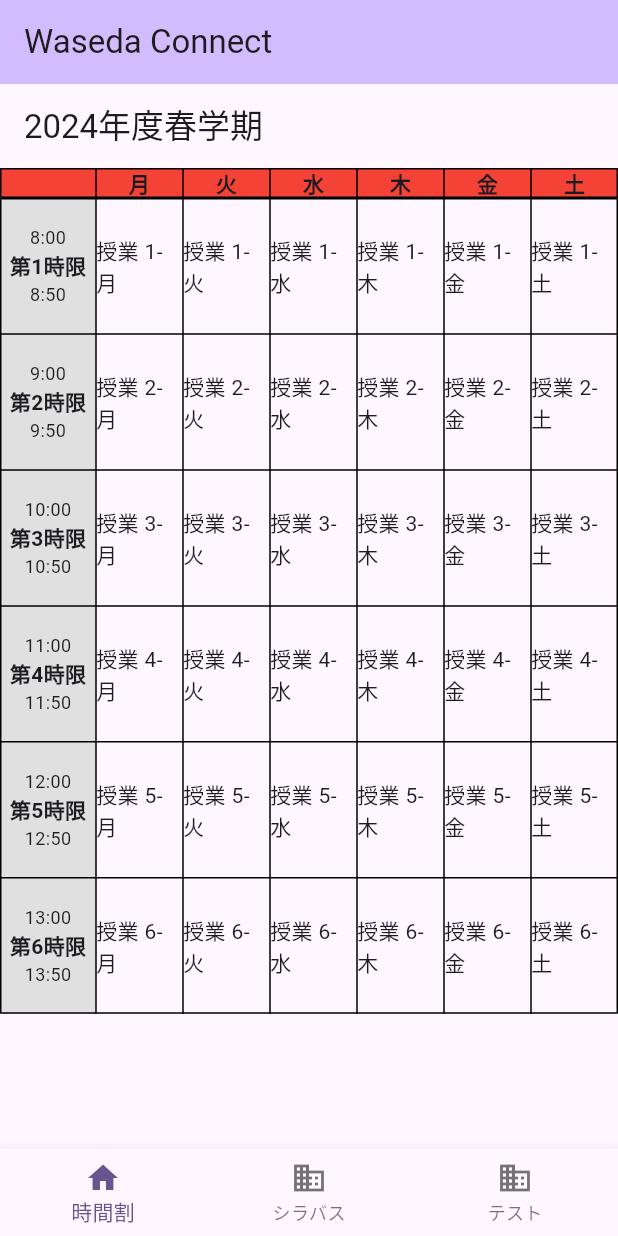
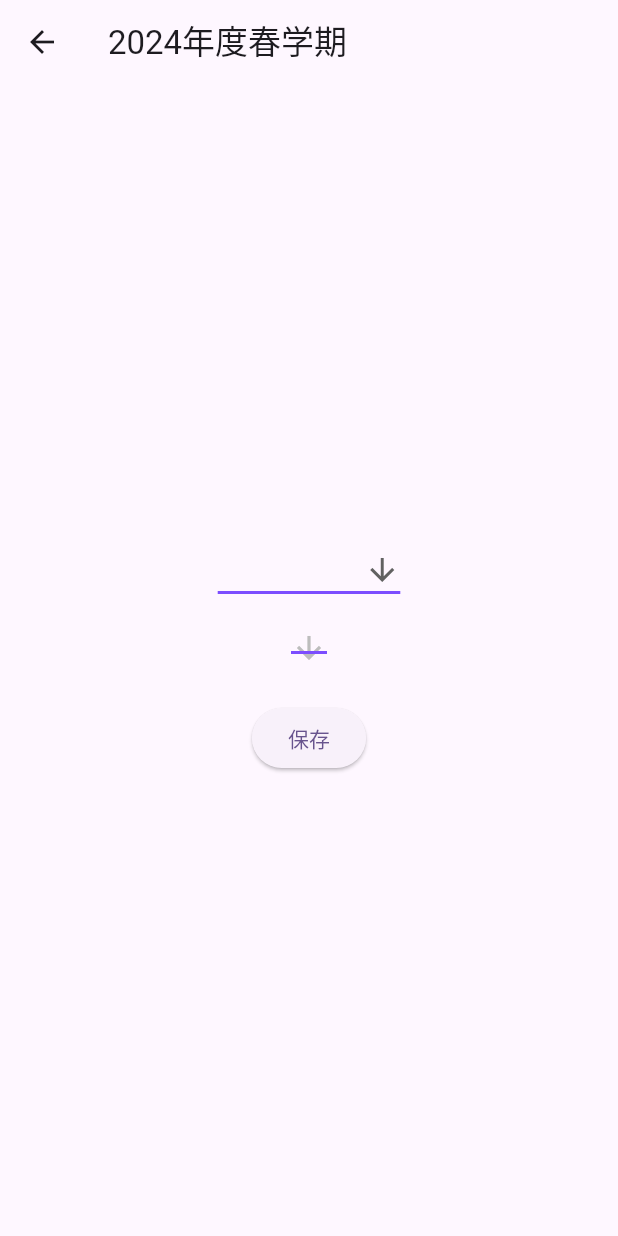
Before and after one commit to wasedaconnect/waseda_connect, a Flutter app: the screen it shows after launch, on a phone screen of 412 x 824 dp. Run offline on Flutter 3.47's test engine with Material 3 defaults, Android fonts, the phone set to English and light mode, and no system bars; our stand-ins replace shared_preferences, sqflite; missing offline and left inert: ulid; accounts and stored records are empty.

Commit message:
Task-dai-2-input-presonal-informaition

```diff
--- /dev/null
+++ b/lib/components/ListForm.dart
@@ -0,0 +1,71 @@
+import 'package:flutter/material.dart';
+
+class ListForm extends StatefulWidget {
+  //動的ウィジェットを作成。
+  final List<String>? items;
+  final String? selectedItem;
+  //この中では変数に入力することができない
+  final Function(String?)? onSelected; // コールバック関数を追加
+
+  const ListForm(
+      {Key? key,
+      required this.items,
+      required this.selectedItem,
+      this.onSelected})
+      : super(key: key); //ここに引数を入力
+
+  @override
+  _ListFormState createState() => _ListFormState();
+}
+
+class _ListFormState extends State<ListForm> {
+  String? _selectedItem; //変更しうる変数のみインスタンス内で定義
+
+  @override //initSateの動作を行いつつ、新しく初期化メソッドを追加。
+  void initState() {
+    super.initState();
+    // 初期選択アイテムを設定
+    _selectedItem = widget.selectedItem;
+  }
+
+  @override
+
+  ///親ウィジェットの変更を同期。
+  void didUpdateWidget(covariant ListForm oldWidget) {
+    super.didUpdateWidget(oldWidget);
+    // 外部からselectedItemが更新された場合、内部状態も更新する
+    if (widget.selectedItem != oldWidget.selectedItem) {
+      setState(() {
+        _selectedItem = widget.selectedItem;
+      });
+    }
+  }
+
+  @override //プルダウン付きフォーム。可変にしてもいい。
+  Widget build(BuildContext context) {
+    return DropdownButton<String>(
+      value: _selectedItem,
+      icon: const Icon(Icons.arrow_downward),
+      elevation: 16,
+      style: const TextStyle(color: Colors.deepPurple),
+      underline: Container(
+        height: 2,
+        color: Colors.deepPurpleAccent,
+      ),
+      onChanged: (String? newValue) {
+        setState(() {
+          _selectedItem = newValue;
+        });
+        if (widget.onSelected != null) {
+          widget.onSelected!(newValue); // コールバック関数を呼び出す
+        }
+      },
+      items: widget.items?.map<DropdownMenuItem<String>>((String value) {
+        return DropdownMenuItem<String>(
+          value: value,
+          child: Text(value),
+        );
+      }).toList(),
+    );
+  }
+}
--- /dev/null
+++ b/lib/constants/Dict.dart
@@ -0,0 +1,110 @@
+Map<String, String> gradesDict = {
+  '1': '1年生',
+  '2': '2年生',
+  '3': '3年生',
+  '4': '4年生',
+};
+Map<String, List<String>> wasedaFacultiesAndDepartmentsDict = {
+  '政治経済学部': [
+    '政治学科',
+    '経済学科',
+    '国際政治経済学科',
+  ],
+  '法学部': [
+    '法学科',
+  ],
+  '教育学部': [
+    '教育学科',
+    '初等教育学専攻',
+    '国語国文学科',
+    '英語英文学科',
+    '社会科',
+    '理学科',
+    '複合文化学科',
+  ],
+  '商学部': [
+    '経営トラック',
+    '会計トラック',
+    'マーケティングトラック',
+    'ファイナンストラック',
+    '保険・リスクマネジメントトラック',
+    'ビジネスエコノミクストラック',
+  ],
+  '社会科学部': [
+    '社会科学科',
+  ],
+  '国際教養学部': [
+    '国際教養学科',
+  ],
+  '文化構想学部': [
+    '文化構想学科',
+    '多元文化論系',
+    '複合文化論系',
+    '表象・メディア論系',
+    '文芸・ジャーナリズム論系',
+    '現代人間論系',
+    '社会構築論系',
+  ],
+  '文学部': [
+    '文学科',
+    '哲学コース',
+    '東洋哲学コース',
+    '心理学コース',
+    '社会学コース',
+    '教育学コース',
+    '日本語日本文学コース',
+    '中国語中国文学コース',
+    '英文学コース',
+    'フランス語フランス文学コース',
+    'ドイツ語ドイツ文学コース',
+    'ロシア語ロシア文学コース',
+    '演劇映像コース',
+    '美術史コース',
+    '日本史コース',
+    'アジア史コース',
+    '西洋史コース',
+    '考古学コース',
+    '中東・イスラーム研究コース',
+  ],
+  '基幹理工学部': [
+    '数学科',
+    '応用数理学科',
+    '機械科学・航空宇宙学科',
+    '電子物理システム学科',
+    '情報理工学科',
+    '情報通信学科',
+    '表現工学科',
+  ],
+  '創造理工学部': [
+    '建築学科',
+    '総合機械工学科',
+    '経営システム工学科',
+    '社会環境工学科',
+    '環境資源工学科',
+  ],
+  '先進理工学部': [
+    '物理学科',
+    '応用物理学科',
+    '化学・生命化学科',
+    '応用化学科',
+    '生命医科学科',
+    '電気・情報生命工学科',
+  ],
+  '人間科学部': [
+    '人間環境科学科',
+    '健康福祉科学科',
+    '人間情報科学科',
+  ],
+  'スポーツ科学部': [
+    'スポーツ科学科',
+    'スポーツ医科学コース',
+    '健康スポーツコース',
+    'トレーナーコース',
+    'スポーツコーチングコース',
+    'スポーツビジネスコース',
+    'スポーツ文化コース',
+  ],
+};
+List<String> weekdays = ['月', '火', '水', '木', '金', '土'];
+final startTime = ['8:00', '9:00', '10:00', '11:00', '12:00', '13:00'];
+final endTime = ['8:50', '9:50', '10:50', '11:50', '12:50', '13:50'];
--- a/lib/main.dart
+++ b/lib/main.dart
@@ -2,6 +2,8 @@ import 'package:flutter/material.dart';
 import 'Screen/Syllabus/Syllabus.dart';
 import 'Screen/TimeTable/TimeTable.dart';
 import 'Screen/Test.dart';
+import 'package:shared_preferences/shared_preferences.dart';
+import 'Screen/Tutorial/Tutorial.dart';
 // 必要なページをimportします。例: Syllabus.dart
 
 void main() {
@@ -34,6 +36,22 @@ class MyHomePage extends StatefulWidget {
 class _MyHomePageState extends State<MyHomePage> {
   int _selectedIndex = 0;
 
+  @override
+  void initState() {
+    super.initState();
+    _checkAndShowTutorial();
+  }
+
+  Future<void> _checkAndShowTutorial() async {
+    final prefs = await SharedPreferences.getInstance();
+    final tutorialShown = prefs.getBool('tutorialShown') ?? false;
+    if (!tutorialShown) {
+      Navigator.of(context).push(
+        MaterialPageRoute(builder: (context) => Tutorial()),
+      );
+    }
+  }
+
   // ページのリストを定義
   final List<Widget> _pages = [
     // ここにページのウィジェットを追加
@@ -42,7 +60,7 @@ class _MyHomePageState extends State<MyHomePage> {
     Test(),
   ];
 
-  void _onItemTapped(int index) {
+  Future<void> _onItemTapped(int index) async {
     setState(() {
       _selectedIndex = index;
     });
--- a/lib/models/Lesson.dart
+++ b/lib/models/Lesson.dart
@@ -25,6 +25,7 @@ class Lesson {
     };
   }
 }
+//lessonに関するwidgetがある。
 
 class LessonLogic {
   final DatabaseHelper _dbHelper = DatabaseHelper();
--- a/lib/screen/Test.dart
+++ b/lib/screen/Test.dart
@@ -12,12 +12,14 @@ class _SyllabusSearchScreenState extends State<Test> {
 
   void _searchSyllabus() {
     // 検索ロジックを実行し、結果を取得 (ここではダミーの結果を使用)
-    final searchResults = List.generate(10, (index) => '検索結果 $index : ${_controller.text}');
+    final searchResults =
+        List.generate(10, (index) => '検索結果 $index : ${_controller.text}');
 
     // 検索結果を表示する新しいページに遷移
     Navigator.of(context).push(
       MaterialPageRoute(
-        builder: (context) => SyllabusSearchResultsScreen(searchResults: searchResults),
+        builder: (context) =>
+            SyllabusSearchResultsScreen(searchResults: searchResults),
       ),
     );
   }
--- /dev/null
+++ b/lib/screen/Tutorial/Tutorial.dart
@@ -0,0 +1,85 @@
+import 'package:flutter/material.dart';
+import 'package:waseda_connect/components/ListForm.dart';
+import 'package:waseda_connect/constants/Dict.dart';
+import 'package:shared_preferences/shared_preferences.dart';
+
+class Tutorial extends StatefulWidget {
+  @override
+  _TutorialState createState() => _TutorialState();
+}
+
+class _TutorialState extends State<Tutorial> {
+  String? selectedFaculty;
+  String? selectedDepartment;
+  String? selectedGrade;
+  List<String>? departmentDict;
+  void _onFacultyChanged(String? newFaculty) {
+    setState(() {
+      selectedFaculty = newFaculty;
+      // 学部が変更されたら、学科の選択をリセット
+      selectedDepartment = null;
+      departmentDict = wasedaFacultiesAndDepartmentsDict[selectedFaculty];
+    });
+  }
+
+  void _onDepartmentChanged(String? newDepartment) {
+    setState(() {
+      selectedDepartment = newDepartment;
+    });
+  }
+
+  @override
+  Widget build(BuildContext context) {
+    return Scaffold(
+      appBar: AppBar(
+        title: Text('2024年度春学期'),
+      ),
+      body: Center(
+        // 全体を中央に配置
+        child: SingleChildScrollView(
+          // スクロール可能にする
+          child: Column(
+            mainAxisAlignment: MainAxisAlignment.center, // 子ウィジェットを中央に配置
+            children: <Widget>[
+              Padding(
+                padding: const EdgeInsets.all(8.0), // 余白を追加
+                child: ListForm(
+                  items: wasedaFacultiesAndDepartmentsDict.keys.toList(),
+                  selectedItem: selectedFaculty,
+                  onSelected: _onFacultyChanged,
+                ),
+              ),
+              // 学部が選択されている場合のみ学科を表示
+              Padding(
+                padding: const EdgeInsets.all(8.0), // 余白を追加
+                child: ListForm(
+                  items: departmentDict,
+                  selectedItem: selectedDepartment,
+                  onSelected: _onDepartmentChanged,
+                ),
+              ),
+              Padding(
+                padding: const EdgeInsets.symmetric(vertical: 16.0), // 上下の余白を追加
+                child: ElevatedButton(
+                  child: Text('保存'),
+                  onPressed: () async {
+                    final prefs = await SharedPreferences.getInstance();
+                    if (selectedFaculty != null) {
+                      await prefs.setString('faculty', selectedFaculty!);
+                    }
+                    if (selectedDepartment != null) {
+                      await prefs.setString('department', selectedDepartment!);
+                    }
+                    // チュートリアルが表示されたことを保存
+                    await prefs.setBool('tutorialShown', true);
+                    Navigator.of(context).pop();
+                  },
+                ),
+              ),
+            ],
+          ),
+        ),
+      ),
+    );
+  }
+}
--- a/pubspec.yaml
+++ b/pubspec.yaml
@@ -39,6 +39,7 @@ dependencies:
   path_provider: ^2.1.2
   ulid: ^2.0.0
   path: ^1.9.0
+  shared_preferences: ^2.2.2
 
 dev_dependencies:
   flutter_test:
```
Also changed, not shown: pubspec.lock, 3 other files. Lines whose indentation alone changed are shown as unchanged.
